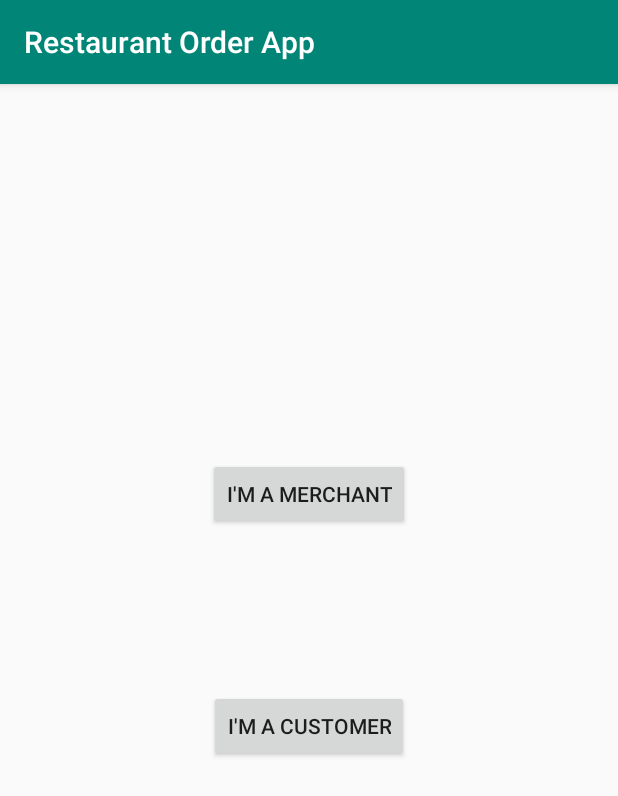
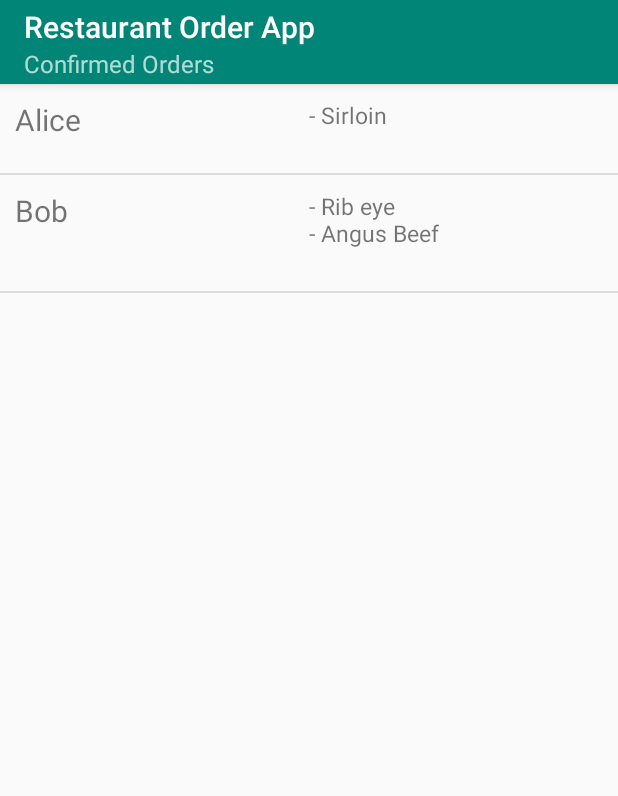
Before and after one commit to Sophonomores/VisaHackathon, an Android app: the screen it shows after launch (MainActivity before the commit, MerchantMainActivity after it), after a tap on "I'M A MERCHANT", on a phone screen of 412 x 824 dp. Shown: the top 796 px of the screen. Run offline under Robolectric (Android 15) with nearby library versions, the light colour scheme and no system bars.

Commit message:
Added functionality to display confirmed orders.

```diff
--- a/app/src/main/AndroidManifest.xml
+++ b/app/src/main/AndroidManifest.xml
@@ -19,6 +19,7 @@
         <activity android:name=".CartActivity" />
         <activity android:name=".MenuActivity" />
         <activity android:name=".CustomerMainActivity" />
+        <activity android:name=".MerchantMainActivity" />
     </application>
 
 </manifest>
--- a/app/src/main/java/com/sophonomores/restaurantorderapp/DataSource.java
+++ b/app/src/main/java/com/sophonomores/restaurantorderapp/DataSource.java
@@ -10,44 +10,57 @@ import java.util.List;
 
 public class DataSource {
 
+    // TODO: change these hard coded things
     public DataSource() {
     }
 
-    public List<Restaurant> getRestaurantData() {
-        // TODO: change these hard coded things
+    public Restaurant makeSteakHouse() {
         List<Dish> westernDishes = new ArrayList<>();
         westernDishes.add(new Dish("Sirloin", 12.50));
         westernDishes.add(new Dish("Rib eye", 13.50));
         westernDishes.add(new Dish("Angus Beef", 14.50));
 
+        return new Restaurant("Steak House", "Western", westernDishes);
+    }
+
+    public Restaurant makeMalaHotpot() {
         List<Dish> chineseDishes = new ArrayList<>();
         chineseDishes.add(new Dish("Xiao La", 12.50));
         chineseDishes.add(new Dish("Zhong La", 13.50));
         chineseDishes.add(new Dish("Da La", 14.50));
 
+        return new Restaurant("Mala Hotpot", "Chinese", chineseDishes);
+    }
+
+    public Restaurant makeKimchiRamyun() {
         List<Dish> koreanDishes = new ArrayList<>();
         koreanDishes.add(new Dish("Chicken Ramyun", 12.50));
         koreanDishes.add(new Dish("Sam Gye Tang", 13.50));
         koreanDishes.add(new Dish("Bibimbap", 14.50));
 
+        return new Restaurant("Kimchi Ramyun", "Korean", koreanDishes);
+    }
+
+    public List<Restaurant> getRestaurantData() {
         List<Restaurant> restaurants = new ArrayList<>();
-        restaurants.add(new Restaurant("Steak House", "Western", westernDishes));
-        restaurants.add(new Restaurant("Mala Hotpot", "Chinese", chineseDishes));
-        restaurants.add(new Restaurant("Kimchi Ramyun", "Korean", koreanDishes));
+        restaurants.add(makeSteakHouse());
+        restaurants.add(makeMalaHotpot());
+        restaurants.add(makeKimchiRamyun());
 
         return restaurants;
     }
 
     public List<Order> getConfirmedOrder () {
-        // TODO: change these hard coded things
+
+        Restaurant steakHouse = makeSteakHouse();
         List<Dish> western_one = new ArrayList<>();
         western_one.add(new Dish("Sirloin", 12.50));
-        Order order_one = Order.confirmOrder(new UserProfile("dummy"), western_one);
+        Order order_one = Order.confirmOrder(new UserProfile("Alice"), steakHouse, western_one);
 
         List<Dish> western_two = new ArrayList<>();
         western_two.add(new Dish("Rib eye", 13.50));
         western_two.add(new Dish("Angus Beef", 14.50));
-        Order order_two = Order.confirmOrder(new UserProfile("dummy"), western_two);
+        Order order_two = Order.confirmOrder(new UserProfile("Bob"), steakHouse, western_two);
 
 
         List<Order> orders = new ArrayList<>();
--- a/app/src/main/java/com/sophonomores/restaurantorderapp/MainActivity.java
+++ b/app/src/main/java/com/sophonomores/restaurantorderapp/MainActivity.java
@@ -21,7 +21,7 @@ public class MainActivity extends AppCompatActivity {
 
     public void goToMerchantMainActivity(View view) {
         // TODO: to be implemented
-        Intent intent = new Intent(this, MerchantActivity.class);
+        Intent intent = new Intent(this, MerchantMainActivity.class);
         startActivity(intent);
     }
 
--- a/app/src/main/java/com/sophonomores/restaurantorderapp/MerchantActivity.java
+++ b/app/src/main/java/com/sophonomores/restaurantorderapp/MerchantMainActivity.java
@@ -1,6 +1,5 @@
 package com.sophonomores.restaurantorderapp;
 
-import android.content.Intent;
 import android.os.Bundle;
 import android.view.View;
 
@@ -11,7 +10,7 @@ import androidx.recyclerview.widget.RecyclerView;
 
 import com.sophonomores.restaurantorderapp.entities.Restaurant;
 
-public class MerchantActivity extends AppCompatActivity implements OrderAdapter.ItemClickListener {
+public class MerchantMainActivity extends AppCompatActivity implements OrderAdapter.ItemClickListener {
 
     private static MerchantManager merchantManager;
 
@@ -24,11 +23,11 @@ public class MerchantActivity extends AppCompatActivity implements OrderAdapter.
     @Override
     protected void onCreate(Bundle savedInstanceState) {
         super.onCreate(savedInstanceState);
-        setContentView(R.layout.activity_main);
+        setContentView(R.layout.activity_main_merchant);
 
         Restaurant restaurant = new Restaurant("Steak House", "western", null); // hardcoded
         merchantManager = new MerchantManager(restaurant);
-        getSupportActionBar().setSubtitle("Eateries near me");
+        getSupportActionBar().setSubtitle("Confirmed Orders");
 
         prepareOrderRecyclerView();
     }
--- a/app/src/main/java/com/sophonomores/restaurantorderapp/OrderAdapter.java
+++ b/app/src/main/java/com/sophonomores/restaurantorderapp/OrderAdapter.java
@@ -27,7 +27,7 @@ public class OrderAdapter extends RecyclerView.Adapter<OrderAdapter.OrderViewHol
     // inflates the row layout from xml when needed
     @Override
     public OrderViewHolder onCreateViewHolder(ViewGroup parent, int viewType) {
-        View view = mInflater.inflate(R.layout.restaurant_recyclerview_row, parent, false);
+        View view = mInflater.inflate(R.layout.order_recyclerview_row, parent, false);
         return new OrderViewHolder(view);
     }
 
@@ -35,7 +35,10 @@ public class OrderAdapter extends RecyclerView.Adapter<OrderAdapter.OrderViewHol
     @Override
     public void onBindViewHolder(OrderViewHolder holder, int position) {
         String customerName = mData.get(position).getCustomerName();
-        holder.myTextView.setText(customerName);
+        holder.customerTextView.setText(customerName);
+
+        String dishList = mData.get(position).getDishesString();
+        holder.dishListTextView.setText(dishList);
     }
 
     // total number of rows
@@ -46,11 +49,13 @@ public class OrderAdapter extends RecyclerView.Adapter<OrderAdapter.OrderViewHol
 
     // stores and recycles views as they are scrolled off screen
     public class OrderViewHolder extends RecyclerView.ViewHolder implements View.OnClickListener {
-        TextView myTextView;
+        TextView customerTextView;
+        TextView dishListTextView;
 
         OrderViewHolder(View itemView) {
             super(itemView);
-            myTextView = itemView.findViewById(R.id.restaurant_name);
+            customerTextView = itemView.findViewById(R.id.user_name);
+            dishListTextView = itemView.findViewById(R.id.dish_list);
             itemView.setOnClickListener(this);
         }
 
--- a/app/src/main/java/com/sophonomores/restaurantorderapp/entities/Order.java
+++ b/app/src/main/java/com/sophonomores/restaurantorderapp/entities/Order.java
@@ -1,29 +1,44 @@
 package com.sophonomores.restaurantorderapp.entities;
 
-import com.sophonomores.restaurantorderapp.entities.Dish;
-
-import java.util.ArrayList;
 import java.util.List;
 
 public class Order {
 
     private UserProfile customer;
-    //private Restaurant restaurant;
+    private Restaurant restaurant;
     private List<Dish> dishes;
     // private double totalPrice;
 
-    private Order (UserProfile customer, List<Dish> dishes) {
+    private Order (UserProfile customer, Restaurant restaurant, List<Dish> dishes) {
         this.customer = customer;
-        //this.restaurant = restaurant;
+        this.restaurant = restaurant;
         this.dishes = dishes;
     }
 
-    public static Order confirmOrder (UserProfile customer, List<Dish> dishes) {
-        return new Order(customer, dishes);
+    public static Order confirmOrder (UserProfile customer, Restaurant restaurant, List<Dish> dishes) {
+        return new Order(customer, restaurant, dishes);
     }
 
     public String getCustomerName() {
         return customer.getUsername();
     }
 
+    public String getRestaurantName() {
+        return restaurant.getName();
+    }
+
+    public List<Dish> getDishes() {
+        return dishes;
+    }
+
+    public String getDishesString() {
+        StringBuilder s = new StringBuilder();
+        for (Dish dish: dishes) {
+            s.append("- ");
+            s.append(dish.getName());
+            s.append("\n");
+        }
+        return s.toString();
+    }
+
 }
--- /dev/null
+++ b/app/src/main/res/layout/activity_main_merchant.xml
@@ -0,0 +1,15 @@
+<?xml version="1.0" encoding="utf-8"?>
+<androidx.constraintlayout.widget.ConstraintLayout xmlns:android="http://schemas.android.com/apk/res/android"
+    xmlns:app="http://schemas.android.com/apk/res-auto"
+    xmlns:tools="http://schemas.android.com/tools"
+    android:layout_width="match_parent"
+    android:layout_height="match_parent"
+    tools:context=".MerchantMainActivity">
+
+    <androidx.recyclerview.widget.RecyclerView
+        android:id="@+id/order_recycler_view"
+        android:scrollbars="vertical"
+        android:layout_width="match_parent"
+        android:layout_height="match_parent"/>
+
+</androidx.constraintlayout.widget.ConstraintLayout>
--- a/app/src/main/res/layout/activity_merchant.xml
+++ /dev/null
@@ -1,15 +0,0 @@
-<?xml version="1.0" encoding="utf-8"?>
-<androidx.constraintlayout.widget.ConstraintLayout xmlns:android="http://schemas.android.com/apk/res/android"
-xmlns:app="http://schemas.android.com/apk/res-auto"
-xmlns:tools="http://schemas.android.com/tools"
-android:layout_width="match_parent"
-android:layout_height="match_parent"
-tools:context=".MerchantActivity">
-
-<androidx.recyclerview.widget.RecyclerView
-    android:id="@+id/order_recycler_view"
-    android:scrollbars="vertical"
-    android:layout_width="match_parent"
-    android:layout_height="match_parent"/>
-
-</androidx.constraintlayout.widget.ConstraintLayout>
--- /dev/null
+++ b/app/src/main/res/layout/order_recyclerview_row.xml
@@ -0,0 +1,27 @@
+<?xml version="1.0" encoding="utf-8"?>
+<androidx.constraintlayout.widget.ConstraintLayout
+    xmlns:android="http://schemas.android.com/apk/res/android"
+    android:layout_width="match_parent"
+    android:layout_height="wrap_content"
+    android:orientation="horizontal"
+    android:padding="10dp"
+    xmlns:app="http://schemas.android.com/apk/res-auto">
+
+    <TextView
+        android:id="@+id/user_name"
+        android:layout_width="0dp"
+        android:layout_height="match_parent"
+        android:textSize="20sp"
+        app:layout_constraintLeft_toLeftOf="parent"
+        app:layout_constraintRight_toLeftOf="@+id/dish_list"
+        app:layout_constraintHorizontal_chainStyle="spread"/>
+
+    <TextView
+        android:id="@+id/dish_list"
+        android:layout_width="0dp"
+        android:layout_height="match_parent"
+        android:textSize="15sp"
+        app:layout_constraintLeft_toRightOf="@+id/user_name"
+        app:layout_constraintRight_toRightOf="parent" />
+
+</androidx.constraintlayout.widget.ConstraintLayout>
```
